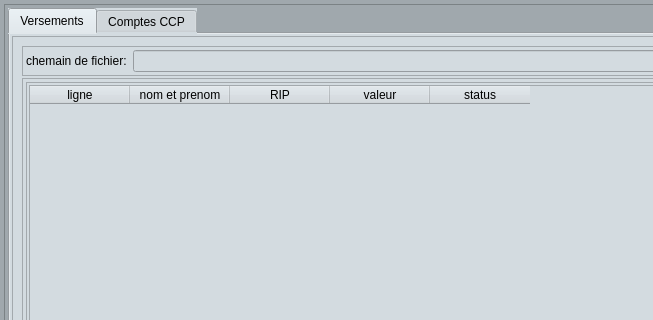
First picture: the form in ui/main_ui.ui, repository otmanLAHRECHE/CCP_cheker, before the edit; both pictures show x 0 to 653 and y 0 to 320 of the 950 by 640 pixel window.
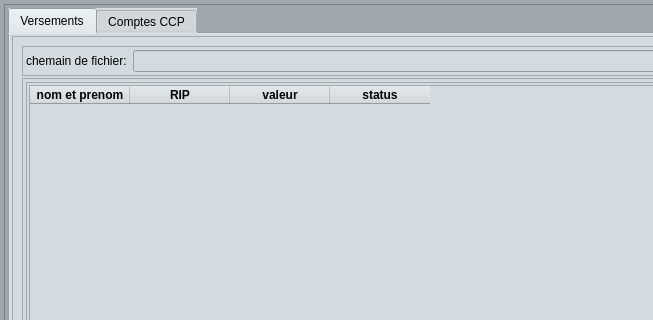
Second picture: the form after the edit. The open tabs and pages were chosen to show the change.

The edit to the form file:
```diff
--- a/ui/main_ui.ui
+++ b/ui/main_ui.ui
@@ -214,30 +214,53 @@
                       <property name="styleSheet">
                        <string notr="true"/>
                       </property>
-                      <column>
-                       <property name="text">
-                        <string>ligne</string>
-                       </property>
-                      </column>
                       <column>
                        <property name="text">
                         <string>nom et prenom</string>
                        </property>
+                       <property name="font">
+                        <font>
+                         <pointsize>9</pointsize>
+                         <weight>75</weight>
+                         <bold>true</bold>
+                        </font>
+                       </property>
                       </column>
                       <column>
                        <property name="text">
                         <string>RIP</string>
                        </property>
+                       <property name="font">
+                        <font>
+                         <pointsize>9</pointsize>
+                         <weight>75</weight>
+                         <bold>true</bold>
+                        </font>
+                       </property>
                       </column>
                       <column>
                        <property name="text">
                         <string>valeur</string>
                        </property>
+                       <property name="font">
+                        <font>
+                         <pointsize>9</pointsize>
+                         <weight>75</weight>
+                         <bold>true</bold>
+                        </font>
+                       </property>
                       </column>
                       <column>
                        <property name="text">
                         <string>status</string>
                        </property>
+                       <property name="font">
+                        <font>
+                         <pointsize>9</pointsize>
+                         <weight>75</weight>
+                         <bold>true</bold>
+                        </font>
+                       </property>
                       </column>
                      </widget>
                     </item>
```
Left out of the diff: 21 changed lines with no effect on the pictures.
